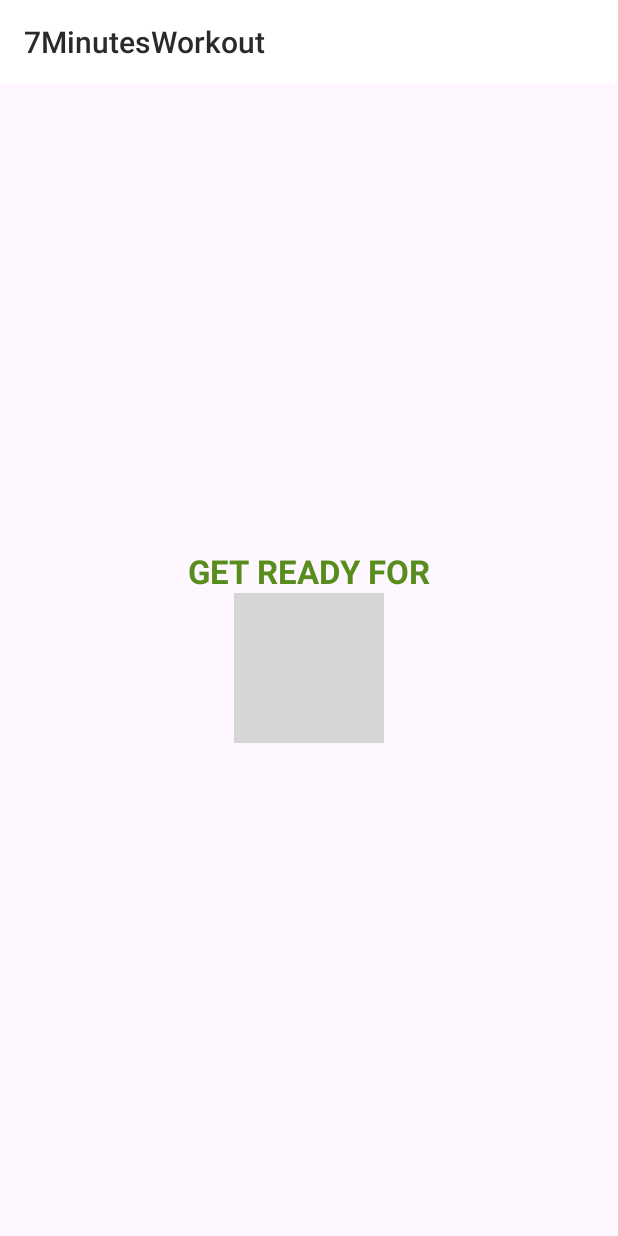
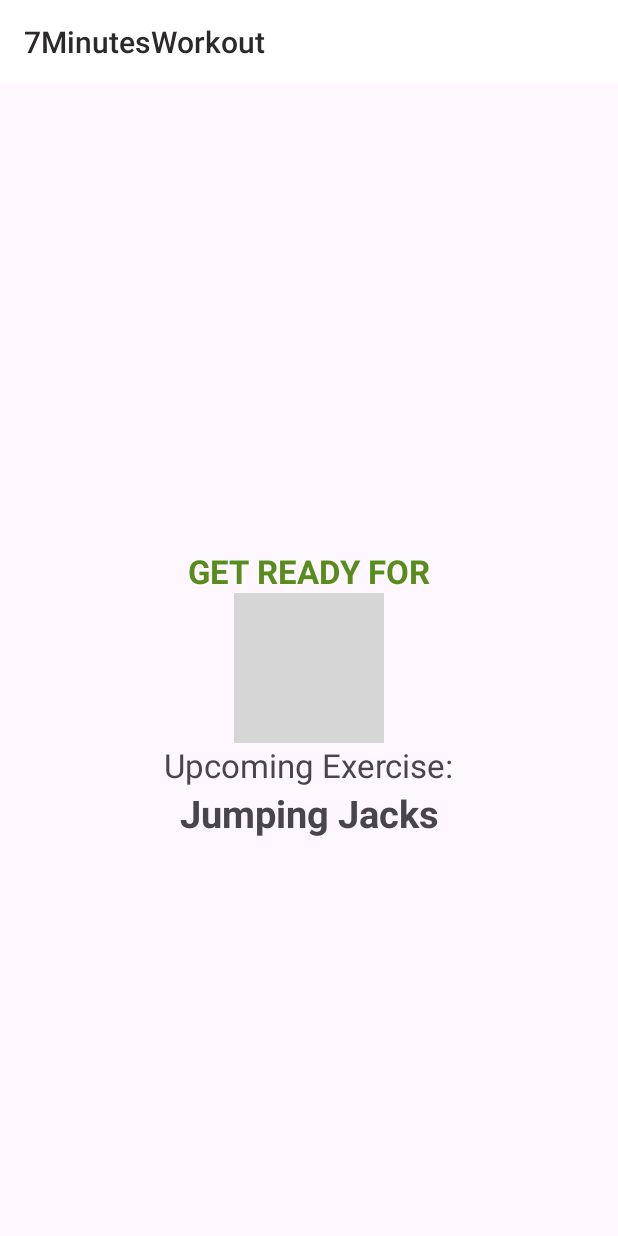
Before and after one commit to jarvision-git/7MinutesWorkout, an Android app: the ExerciseActivity screen opened directly, with no data from a screen before it, on a phone screen of 412 x 824 dp. Run offline under Robolectric (Android 15) with nearby library versions, the light colour scheme and no system bars; grey boxes are pictures that could not be loaded.

Commit message:
implemented upcoming exercise text

```diff
--- a/app/src/main/java/com/example/a7minutesworkout/ExerciseActivity.kt
+++ b/app/src/main/java/com/example/a7minutesworkout/ExerciseActivity.kt
@@ -42,6 +42,12 @@
         binding.tvTitle.visibility=View.VISIBLE
         binding.tvExercise.visibility=View.INVISIBLE
         binding.ivimage.visibility=View.INVISIBLE
+        binding.tvUpcoming.visibility=View.VISIBLE
+        binding.exerciseName.visibility=View.VISIBLE
+
+
+        binding.exerciseName.text= exerciseList!![currentExercisePosition+1].getName()
+
 
 
 
@@ -88,6 +94,8 @@
         binding.tvTitle.visibility=View.INVISIBLE
         binding.tvExercise.visibility=View.VISIBLE
         binding.ivimage.visibility=View.VISIBLE
+        binding.tvUpcoming.visibility=View.INVISIBLE
+        binding.exerciseName.visibility=View.INVISIBLE
 
         if(exerciseTimer!=null)
         {
--- a/app/src/main/res/layout/activity_exercise.xml
+++ b/app/src/main/res/layout/activity_exercise.xml
@@ -36,20 +36,26 @@
         app:layout_constraintBottom_toBottomOf="parent"
         app:layout_constraintStart_toStartOf="parent"
         app:layout_constraintEnd_toEndOf="parent"
-        app:layout_constraintTop_toBottomOf="@id/toolbar_act">
+        app:layout_constraintTop_toBottomOf="@id/toolbar_act"
+        >
 
         <ProgressBar
             android:id="@+id/progbar"
+            style="?android:attr/progressBarStyleHorizontal"
             android:layout_width="100dp"
-            android:layout_height="100dp"
-            style="?android:attr/progressBarStyleHorizontal"
+            android:layout_height="93dp"
             android:layout_gravity="center"
             android:background="@drawable/circular_progress_bar_grey"
-            android:progressDrawable="@drawable/circular_progress_bar"
             android:indeterminate="false"
             android:max="10"
             android:progress="100"
-            android:rotation="-90"/>
+            android:progressDrawable="@drawable/circular_progress_bar"
+            android:rotation="-90" />
+
+
+
+
+
 
         <LinearLayout
             android:layout_width="60dp"
@@ -68,6 +74,28 @@
                 android:text="10"/>
         </LinearLayout>
     </FrameLayout>
+
+    <TextView
+        android:layout_width="wrap_content"
+        android:layout_height="wrap_content"
+        android:id="@+id/tvUpcoming"
+        android:text="Upcoming Exercise:"
+        android:textSize="22sp"
+        app:layout_constraintTop_toBottomOf="@id/flprogbar"
+        app:layout_constraintStart_toStartOf="parent"
+        app:layout_constraintEnd_toEndOf="parent"
+        />
+    <TextView
+        android:layout_width="wrap_content"
+        android:layout_height="wrap_content"
+        android:id="@+id/exerciseName"
+        android:text="Jumping Jacks"
+        android:textStyle="bold"
+        android:textSize="25sp"
+        app:layout_constraintTop_toBottomOf="@id/tvUpcoming"
+        app:layout_constraintStart_toStartOf="parent"
+        app:layout_constraintEnd_toEndOf="parent"
+        />
 
     <ImageView
         android:id="@+id/ivimage"
```
